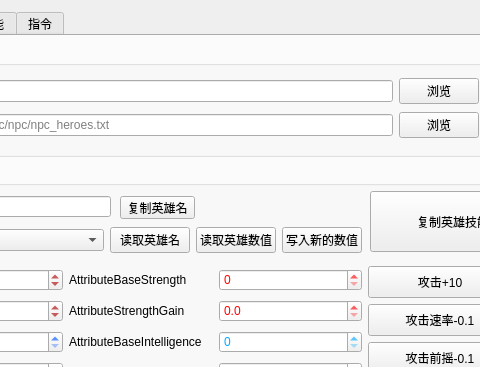
JeremyChim/Dota-Tool, file untitled.ui: the form before one commit; both pictures show x 282 to 762 and y 0 to 367 of the 979 by 789 pixel window.
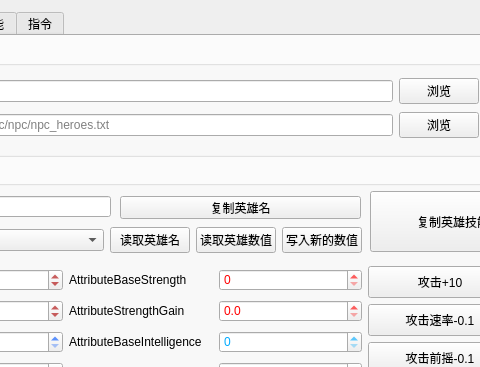
The form after the commit. The open tabs and pages were chosen to show the change.

What changed in the file:
```diff
--- a/untitled.ui
+++ b/untitled.ui
@@ -1863,7 +1863,7 @@
        <rect>
         <x>370</x>
         <y>30</y>
-        <width>75</width>
+        <width>241</width>
         <height>23</height>
        </rect>
       </property>
```
Left out of the diff: 4 changed lines with no effect on the pictures.
